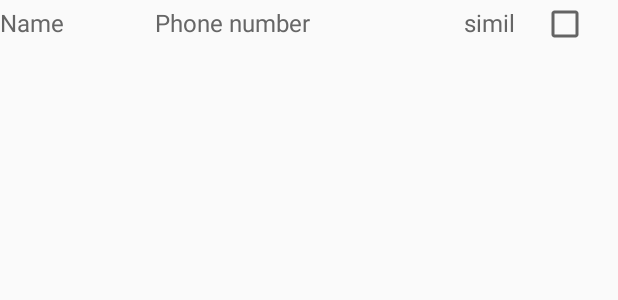
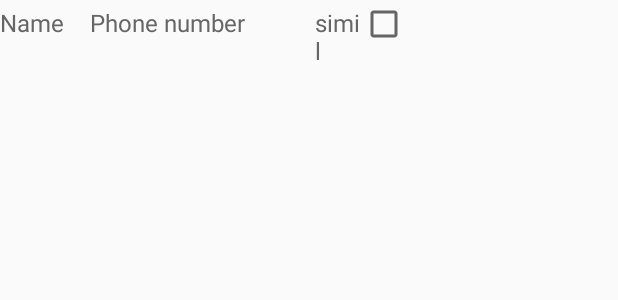
Before and after one commit to KimSangYeon-DGU/Face-based-auto-sending-system, an Android app: the layout listview_item.xml on its own in the app's theme, with its tools: preview values and no code run, on a phone screen of 412 x 824 dp. Shown: the top 300 px of the screen. Run offline under Robolectric (Android 15) with nearby library versions, the phone set to English and light mode, and no system bars.

Commit message:
update to improve UI

```diff
--- a/app/src/main/res/layout/listview_item.xml
+++ b/app/src/main/res/layout/listview_item.xml
@@ -5,44 +5,46 @@
     android:descendantFocusability="blocksDescendants">
 
     <ImageView
+        android:id="@+id/imageView1"
         android:layout_width="wrap_content"
-        android:layout_height="wrap_content"
-        android:id="@+id/imageView1"/>
+        android:layout_height="wrap_content"/>
+
     <TextView
         android:id="@+id/tv_name"
-        android:layout_width="match_parent"
+        android:layout_width="60dp"
         android:layout_height="wrap_content"
         android:text="Name"
-        android:textSize="16dp"
         android:textColor="#666666"
-        android:layout_weight="3"/>
+        android:textSize="16dp" />
+
     <TextView
         android:id="@+id/tv_phoneNumber"
-        android:layout_width="match_parent"
+        android:layout_width="140dp"
         android:layout_height="wrap_content"
+        android:layout_marginLeft="0dp"
         android:text="Phone number"
-        android:textSize="16dp"
         android:textColor="#666666"
-        android:layout_weight="2"/>
+        android:textSize="16dp" />
     <ImageView
+        android:id="@+id/iv_faceicon"
         android:layout_width="wrap_content"
-        android:layout_height="wrap_content"
-        android:id="@+id/iv_picture"/>
+        android:layout_height="wrap_content"/>
+
     <TextView
         android:id="@+id/tv_similarity"
-        android:layout_width="match_parent"
+        android:layout_width="30dp"
         android:layout_height="wrap_content"
+        android:layout_marginLeft="10dp"
         android:text="simil"
-        android:textSize="16dp"
         android:textColor="#666666"
-        android:layout_weight="3.5"/>
+        android:textSize="16dp" />
+
     <CheckBox
         android:id="@+id/cb_select"
         android:layout_width="match_parent"
         android:layout_height="wrap_content"
         android:focusable="false"
-        android:clickable="false"
-        android:layout_weight="3.5"/>
+        android:clickable="false"/>
 
 
 </com.cse.dlibtest.CheckableLinearLayout>
```
Also changed, not shown: app/src/main/java/com/cse/dlibtest/AddressBook.java (renamed from app/src/main/java/com/cse/dlibtest/AdressBook.java, +26 -7 lines), app/src/main/java/com/cse/dlibtest/ListViewAdapter.java (+7 -1 lines), app/src/main/java/com/cse/dlibtest/ListViewItem.java (+18 -0 lines), app/src/main/java/com/cse/dlibtest/MainActivity.java (+11 -1 lines), app/src/main/java/com/cse/dlibtest/SendActivity.java (+15 -20 lines).
